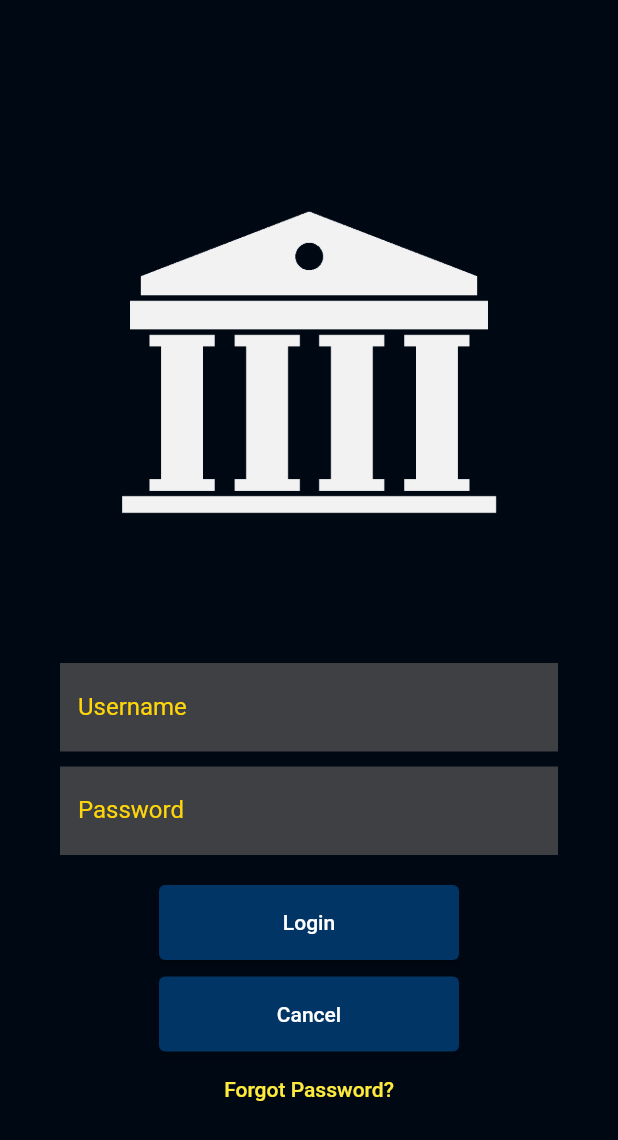
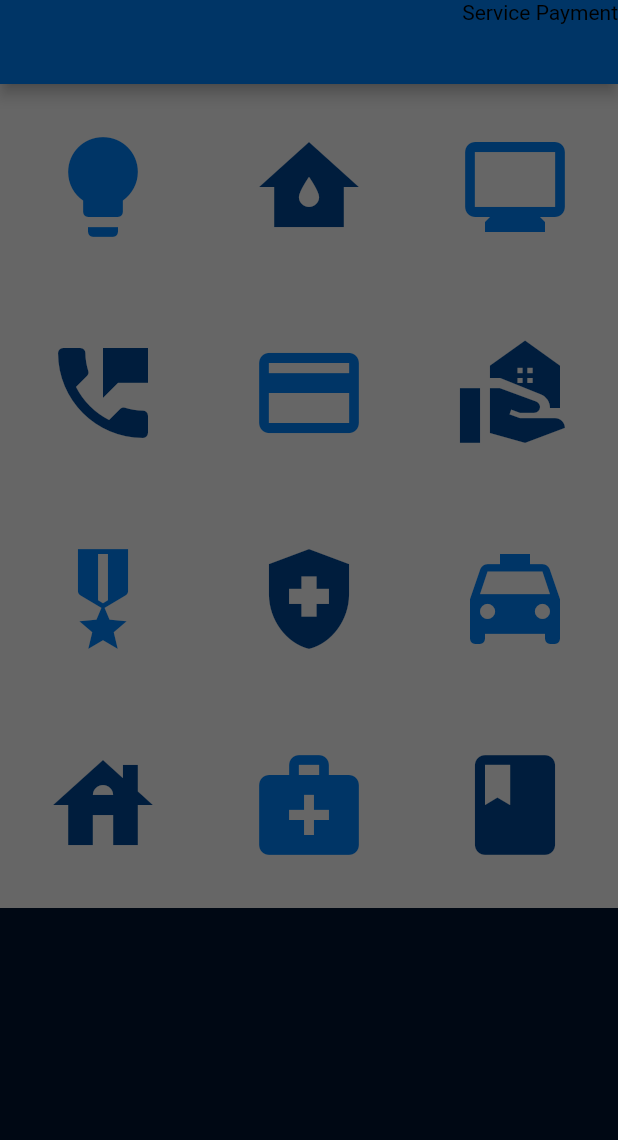
Before and after one commit to LaurenceOfValencia/mobile-banking-app, a Flutter app: the screen it shows after launch, on a phone screen of 412 x 824 dp. Shown: the top 1140 px of the screen. Run offline on Flutter 3.47's test engine with Material 2 defaults, Android fonts, the phone set to English and light mode, and no system bars.

Commit message:
Large additions of new files
Includes the dashboard, service pages (all of them 3)

```diff
--- a/lib/authentication_screen.dart
+++ b/lib/authentication_screen.dart
@@ -2,8 +2,6 @@
 
 import 'package:flutter/material.dart';
 import 'package:flutter/painting.dart';
-import 'package:mobile_banking_app/splash_screen.dart';
-import 'package:mobile_banking_app/main.dart';
 
 class AuthenticationScreen extends StatefulWidget {
   const AuthenticationScreen({Key? key}) : super(key: key);
--- /dev/null
+++ b/lib/billing_screen.dart
@@ -0,0 +1,76 @@
+import 'package:flutter/material.dart';
+
+import 'bill_payment_screen.dart';
+
+class BillingScreen extends StatefulWidget {
+  final int service;
+  const BillingScreen(this.service, { Key? key }) : super(key: key);
+
+  @override
+  State<BillingScreen> createState() => _BillingScreenState();
+}
+
+class _BillingScreenState extends State<BillingScreen> {
+
+
+  @override
+  Widget build(BuildContext context) {
+    return Scaffold(
+
+      body: //Text(merchants[widget.service][0], style: TextStyle(color: Colors.white)),
+      Column(children: [
+        SizedBox(width: double.infinity, height: 50,child: ElevatedButton( style: ButtonStyle(backgroundColor: MaterialStateProperty.all(const Color(0xff003566)), foregroundColor: MaterialStateProperty.all(const Color(0xffffffff)),),
+          onPressed: (){payService(merchants[widget.service][0],context);}, child: Text(merchants[widget.service][0]),)),
+
+        SizedBox(width: double.infinity, height: 50,child: ElevatedButton( style: ButtonStyle(backgroundColor: MaterialStateProperty.all(const Color(0xff001D3D)), foregroundColor: MaterialStateProperty.all(const Color(0xffffffff)),),
+          onPressed: (){payService(merchants[widget.service][1],context);}, child: Text(merchants[widget.service][1]),)),
+
+        SizedBox(width: double.infinity, height: 50,child: ElevatedButton( style: ButtonStyle(backgroundColor: MaterialStateProperty.all(const Color(0xff003566)), foregroundColor: MaterialStateProperty.all(const Color(0xffffffff)),),
+        onPressed: (){payService(merchants[widget.service][2],context);}, child: Text(merchants[widget.service][2]),)),
+
+        SizedBox(width: double.infinity, height: 50,child: ElevatedButton( style: ButtonStyle(backgroundColor: MaterialStateProperty.all(const Color(0xff001D3D)), foregroundColor: MaterialStateProperty.all(const Color(0xffffffff)),),
+          onPressed: (){payService(merchants[widget.service][3],context);}, child: Text(merchants[widget.service][3]),)),
+
+        SizedBox(width: double.infinity, height: 50,child: ElevatedButton( style: ButtonStyle(backgroundColor: MaterialStateProperty.all(const Color(0xff003566)), foregroundColor: MaterialStateProperty.all(const Color(0xffffffff)),),
+          onPressed: (){payService(merchants[widget.service][4],context);}, child: Text(merchants[widget.service][4]),)),
+
+        SizedBox(width: double.infinity, height: 50,child: ElevatedButton( style: ButtonStyle(backgroundColor: MaterialStateProperty.all(const Color(0xff001D3D)), foregroundColor: MaterialStateProperty.all(const Color(0xffffffff)),),
+          onPressed: (){payService(merchants[widget.service][5],context);}, child: Text(merchants[widget.service][5]),)),
+
+        SizedBox(width: double.infinity, height: 50,child: ElevatedButton( style: ButtonStyle(backgroundColor: MaterialStateProperty.all(const Color(0xff003566)), foregroundColor: MaterialStateProperty.all(const Color(0xffffffff)),),
+          onPressed: (){payService(merchants[widget.service][6],context);}, child: Text(merchants[widget.service][6]),)),
+
+        SizedBox(width: double.infinity, height: 50,child: ElevatedButton( style: ButtonStyle(backgroundColor: MaterialStateProperty.all(const Color(0xff001D3D)), foregroundColor: MaterialStateProperty.all(const Color(0xffffffff)),),
+          onPressed: (){payService(merchants[widget.service][7],context);}, child: Text(merchants[widget.service][7]),)),
+
+        SizedBox(width: double.infinity, height: 50,child: ElevatedButton( style: ButtonStyle(backgroundColor: MaterialStateProperty.all(const Color(0xff003566)), foregroundColor: MaterialStateProperty.all(const Color(0xffffffff)),),
+          onPressed: (){payService(merchants[widget.service][8],context);}, child: Text(merchants[widget.service][8]),)),
+
+        SizedBox(width: double.infinity, height: 50,child: ElevatedButton( style: ButtonStyle(backgroundColor: MaterialStateProperty.all(const Color(0xff001D3D)), foregroundColor: MaterialStateProperty.all(const Color(0xffffffff)),),
+          onPressed: (){payService(merchants[widget.service][9],context);}, child: Text(merchants[widget.service][9]),)),
+      ],)
+    );
+  }
+}
+
+List<List> merchants = [
+  ["Adendimun","APEC","ANECO","ANTECO","BENECO","CELCO","CELCOR","DANECO","FLECO","ILECO II"],
+  ["Angeles Water","Aqua Centro","Baguio Water District","Boracay Water","BP Water","Calasiao Water","CDO Water","Clark Water","Happy Well","Hiyas Water"],
+  ["Cablelink","Cignal","Comclark","Gnet","GSAT","KCAT","Now Corp","Skycable","Star Cable","TETCO"],
+  ["Bayantel","Bedoo","GTSI","PT&T","PLDT","PLDT Ultera","RACITELCOM","SITELCO","Smart Communications","Wire Free Inc"],
+  ["AUB Credit Cards","BDO AMEX","BDO MC OR VISA","BPI Credit Card","EastWest Bank","HSBC","LCC EXPRESSLINK","PNB Credit Card","Robinsons Credit Card","Unionbank Visa or MC"],
+  ["ACOM","Advance","AEON Credit","AGRIBANK","Andali","Asialink","Benlify","Card Inc","Cashalo","CIMB Bank"],
+  ["BIR","BSP","DFA","LTFRB","Marina","MMDA","NBI","NHMFC","POEA","TIEZA"],
+  ["Allianz PNB Life","CCLPI","Cocolife","DIALEX","Fortune Life","Generali PH","Insular Life","MAPFRE","Pioneer Life","Pru Life UK"],
+  ["AirAsia","AP CARGO","BIYAHEKO","Cebu Pacific","Easytrip RFID","Philippine Airlines","STARLITE FERRIES","SUPERCAT","TRANS-ASIA SHIPPING LINES","Viacom"],
+  ["ACTIVE REALITY","AGGLC","APMC","APMC - Amaia","BESC","BGCEA","Bria","CAD Realty","FBDC","Honeycomb"],
+  ["Adventist Medical Center Manila","Fortune Medicare","iConex","KonsultaMD","Kaiser International","Maxicare","Medicard","PRU Life UK","St. Dominic MEDICAL CENTER","Sun Life"],
+  ["Adamson","APEC Schools","ADMU","ADDU","CALAMBA Institute","DLSZ","DRAGONSCHOOLS","LSGH","Luna Academy","STI"]
+];
+
+void payService(String merchantName, BuildContext context){
+  Navigator.push(
+    context,
+    MaterialPageRoute(builder: (context) => BillPaymentScreen(merchantName,context)),
+  );
+}
--- a/lib/login_screen.dart
+++ b/lib/login_screen.dart
@@ -1,4 +1,4 @@
-// ignore_for_file: prefer_const_constructors
+// ignore_for_file: prefer_const_constructors, duplicate_ignore
 
 import 'package:flutter/material.dart';
 import 'package:mobile_banking_app/accounts.dart';
@@ -14,6 +14,7 @@ class LoginScreen extends StatelessWidget {
   Widget build(BuildContext context) {
     return Scaffold(
       resizeToAvoidBottomInset: false,
+        // ignore: duplicate_ignore, duplicate_ignore
         body: Padding(
           // ignore: prefer_const_constructors
           padding: EdgeInsets.all(40),
@@ -58,7 +59,7 @@ class LoginScreen extends StatelessWidget {
 
               Padding(
                 padding: const EdgeInsets.symmetric(vertical: 10.0),
-                child: Container(
+                child: SizedBox(
                   width: 200,
                   height: 50,
                   child: ElevatedButton(
@@ -88,7 +89,7 @@ class LoginScreen extends StatelessWidget {
 
               Padding(
                 padding: const EdgeInsets.symmetric(vertical: 1.0),
-                child: Container(
+                child: SizedBox(
                   width: 200,
                   height: 50,
                   child: ElevatedButton(
@@ -107,14 +108,12 @@ class LoginScreen extends StatelessWidget {
                 ),
               ),
 
-              Container(
-                child: TextButton(
+              TextButton(
                 onPressed: () {
                     final snackBar = SnackBar(content: Text("This functionality is not available for this demo"));
                     ScaffoldMessenger.of(context).showSnackBar(snackBar);
                   },
                 child: Text("Forgot Password?")
-                  ),
                 ),
             ],
           ),
--- a/lib/main.dart
+++ b/lib/main.dart
@@ -1,6 +1,5 @@
 import 'package:flutter/material.dart';
-import 'package:mobile_banking_app/login_screen.dart';
-import 'package:mobile_banking_app/splash_screen.dart';
+import 'package:mobile_banking_app/services_screen.dart';
 
 void main() {
   runApp(const MyApp());
@@ -27,9 +26,9 @@ class MyApp extends StatelessWidget {
         // Notice that the counter didn't reset back to zero; the application
         // is not restarted.
         primarySwatch: Colors.yellow,
-        canvasColor: Color(0xff000814),
+        canvasColor: const Color(0xff000814),
       ),
-      home: const LoginScreen(),
+      home: const ServicesScreen(),
       debugShowCheckedModeBanner: false,
     );
   }
--- /dev/null
+++ b/lib/services_screen.dart
@@ -0,0 +1,59 @@
+import 'package:flutter/material.dart';
+import 'package:mobile_banking_app/billing_screen.dart';
+
+class ServicesScreen extends StatelessWidget {
+  const ServicesScreen({ Key? key }) : super(key: key);
+
+  @override
+  Widget build(BuildContext context) {
+    return Scaffold(
+      appBar: AppBar(backgroundColor: const Color(0xff003566),
+      actions: <Widget> [Text("Service Payment", textAlign: TextAlign.center)],),
+      body: GridView.count( crossAxisCount: 3, children: [
+
+        Container(color: const Color(0xff666666), child: IconButton(onPressed: (){pickMerchant(0,context);},
+        icon: const Icon(Icons.lightbulb, size: 80, color: Color(0xff003566)), tooltip: "Electric",),),
+
+        Container(color: const Color(0xff666666), child: IconButton(onPressed: (){pickMerchant(1,context);},
+        icon: const Icon(Icons.water_damage_sharp, size: 80, color: Color(0xff001D3D)), tooltip: "Water",),),
+
+        Container(color: const Color(0xff666666), child: IconButton(onPressed: (){pickMerchant(2,context);},
+        icon: const Icon(Icons.monitor, size: 80, color: Color(0xff003566)), tooltip: "Cable/Internet",),),
+
+        Container(color: const Color(0xff666666), child: IconButton(onPressed: (){pickMerchant(3,context);},
+        icon: const Icon(Icons.perm_phone_msg, size: 80, color: Color(0xff001D3D)), tooltip: "Telecoms",),),
+
+        Container(color: const Color(0xff666666), child: IconButton(onPressed: (){pickMerchant(4,context);},
+        icon: const Icon(Icons.credit_card, size: 80, color: Color(0xff003566)), tooltip: "Credit Cards",),),
+
+        Container(color: const Color(0xff666666), child: IconButton(onPressed: (){pickMerchant(5,context);},
+        icon: const Icon(Icons.real_estate_agent, size: 80, color: Color(0xff001D3D)), tooltip: "Loans",),),
+
+        Container(color: const Color(0xff666666), child: IconButton(onPressed: (){pickMerchant(6,context);},
+        icon: const Icon(Icons.military_tech, size: 80, color: Color(0xff003566)), tooltip: "Government",),),
+
+        Container(color: const Color(0xff666666), child: IconButton(onPressed: (){pickMerchant(7,context);},
+        icon: const Icon(Icons.health_and_safety, size: 80, color: Color(0xff001D3D)), tooltip: "Insurance",),),
+
+        Container(color: const Color(0xff666666), child: IconButton(onPressed: (){pickMerchant(8,context);},
+        icon: const Icon(Icons.local_taxi, size: 80, color: Color(0xff003566)), tooltip: "Transportation",),),
+
+        Container(color: const Color(0xff666666), child: IconButton(onPressed: (){pickMerchant(9,context);},
+        icon: const Icon(Icons.house, size: 80, color: Color(0xff001D3D)), tooltip: "Real Estate",),),
+
+        Container(color: const Color(0xff666666), child: IconButton(onPressed: (){pickMerchant(10,context);},
+        icon: const Icon(Icons.medical_services, size: 80, color: Color(0xff003566)), tooltip: "Healthcare",),),
+
+        Container(color: const Color(0xff666666), child: IconButton(onPressed: (){pickMerchant(11,context);},
+        icon: const Icon(Icons.book, size: 80, color: Color(0xff001D3D)), tooltip: "Schools",),),
+      ],),
+    );
+  }
+}
+
+void pickMerchant(int service, BuildContext context){
+  Navigator.push(
+    context,
+    MaterialPageRoute(builder: (context) => BillingScreen(service)),
+  );
+}
--- a/pubspec.yaml
+++ b/pubspec.yaml
@@ -61,7 +61,7 @@ flutter:
   uses-material-design: true
 
   assets:
-    - assets/images/splash_icon.png
+    - assets/images/
 
   # To add assets to your application, add an assets section, like this:
   # assets:
```
Also changed, not shown: lib/accounts.dart (+3 -4 lines), lib/bill_payment_screen.dart (added, +63 -0 lines), lib/dashboard.dart (added, +191 -0 lines), assets/images/visa.png (added). Lines whose indentation alone changed are shown as unchanged.
